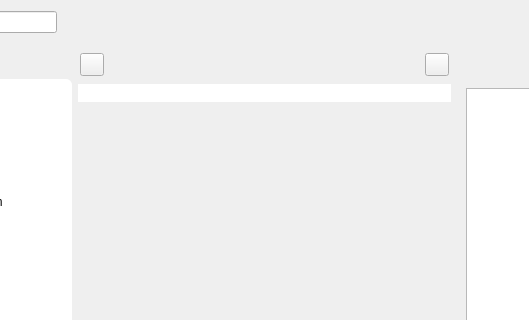
Old version of the form ui/character_profile_editor_dialog.ui in the repository zkovari/plotlyst; both pictures show x 154 to 683 and y 0 to 320 of the 995 by 629 pixel window.
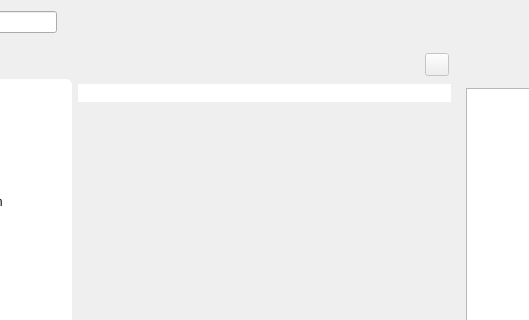
New version of the form.

Commit message: selection and deletion

```diff
--- a/ui/character_profile_editor_dialog.ui
+++ b/ui/character_profile_editor_dialog.ui
@@ -558,13 +558,6 @@
         <property name="bottomMargin">
          <number>2</number>
         </property>
-        <item>
-         <widget class="QToolButton" name="toolButton">
-          <property name="text">
-           <string/>
-          </property>
-         </widget>
-        </item>
         <item>
          <spacer name="horizontalSpacer_6">
           <property name="orientation">
@@ -579,7 +572,10 @@
          </spacer>
         </item>
         <item>
-         <widget class="QToolButton" name="toolButton_3">
+         <widget class="QToolButton" name="btnRemove">
+          <property name="enabled">
+           <bool>false</bool>
+          </property>
           <property name="text">
            <string/>
           </property>
```
The commit also changes 2 other files.
